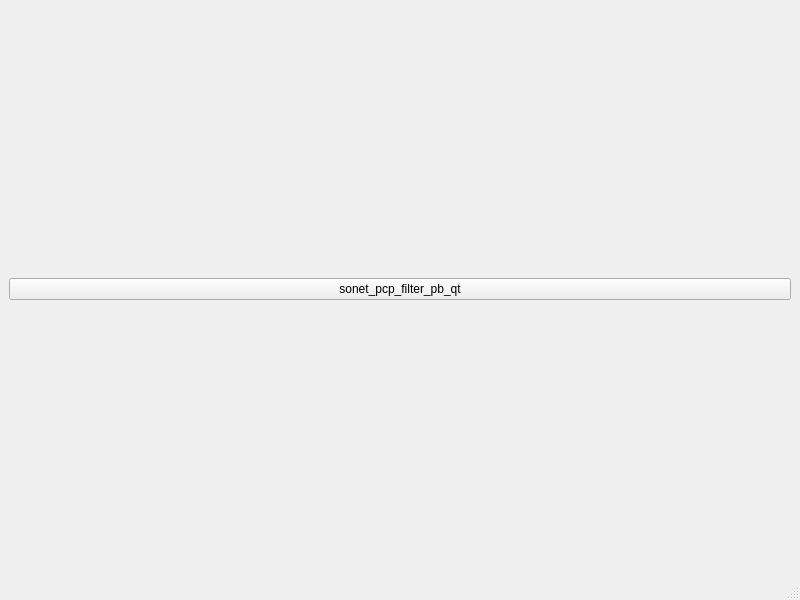
First picture: the form in src/main_window.ui, repository jorialand/sonet_tfm_horia, before the edit.
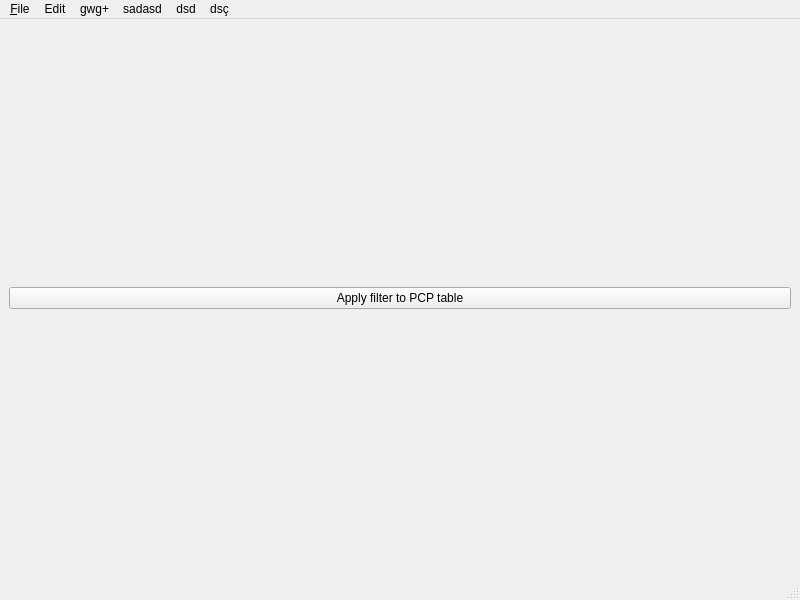
Second picture: the form after the edit.

Commit message: Native menu bar setted t false, because the default MacOSX menu was not being displayed. Pending to review the main window's behaviour in windows/linux.

Diff of the .ui file:
```diff
--- a/src/main_window.ui
+++ b/src/main_window.ui
@@ -18,7 +18,7 @@
     <item>
      <widget class="QPushButton" name="sonet_pcp_filter_pb_qt">
       <property name="text">
-       <string>sonet_pcp_filter_pb_qt</string>
+       <string>Apply filter to PCP table</string>
       </property>
      </widget>
     </item>
@@ -33,6 +33,44 @@
      <height>22</height>
     </rect>
    </property>
+   <widget class="QMenu" name="file">
+    <property name="title">
+     <string>&amp;File</string>
+    </property>
+    <addaction name="exit"/>
+    <addaction name="separator"/>
+   </widget>
+   <widget class="QMenu" name="menuEdit">
+    <property name="title">
+     <string>Edit</string>
+    </property>
+   </widget>
+   <widget class="QMenu" name="menugwg">
+    <property name="title">
+     <string>gwg+</string>
+    </property>
+   </widget>
+   <widget class="QMenu" name="menusadasd">
+    <property name="title">
+     <string>sadasd</string>
+    </property>
+   </widget>
+   <widget class="QMenu" name="menudsd">
+    <property name="title">
+     <string>dsd</string>
+    </property>
+   </widget>
+   <widget class="QMenu" name="menuds">
+    <property name="title">
+     <string>dsç</string>
+    </property>
+   </widget>
+   <addaction name="file"/>
+   <addaction name="menuEdit"/>
+   <addaction name="menugwg"/>
+   <addaction name="menusadasd"/>
+   <addaction name="menudsd"/>
+   <addaction name="menuds"/>
   </widget>
   <widget class="QStatusBar" name="statusbar"/>
  </widget>
```
Left out of the diff: 17 changed lines with no effect on the pictures. The commit also changes 4 other files.
